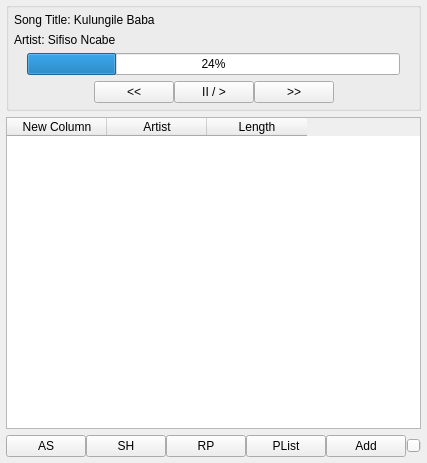
This is app/ui/music_player.ui in regisgambiza/Music_player as Qt 5 draws it before an edit. The edited form follows.
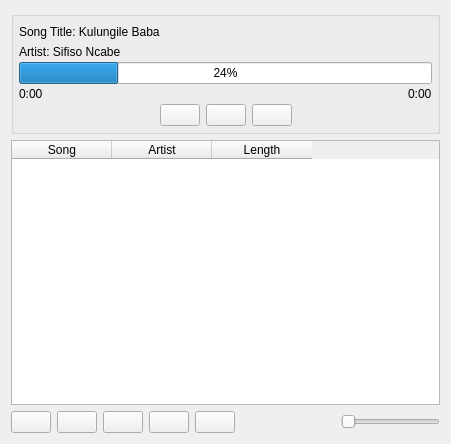
This is the edited form.

What changed in the file:
```diff
--- a/app/ui/music_player.ui
+++ b/app/ui/music_player.ui
@@ -6,26 +6,14 @@
    <rect>
     <x>0</x>
     <y>0</y>
-    <width>424</width>
-    <height>463</height>
+    <width>451</width>
+    <height>444</height>
    </rect>
   </property>
   <property name="windowTitle">
    <string>Form</string>
   </property>
   <layout class="QVBoxLayout" name="verticalLayout_2">
-   <property name="leftMargin">
-    <number>6</number>
-   </property>
-   <property name="topMargin">
-    <number>2</number>
-   </property>
-   <property name="rightMargin">
-    <number>6</number>
-   </property>
-   <property name="bottomMargin">
-    <number>6</number>
-   </property>
    <item>
     <widget class="QGroupBox" name="groupBox">
      <property name="title">
@@ -33,7 +21,7 @@
      </property>
      <layout class="QVBoxLayout" name="verticalLayout">
       <property name="spacing">
-       <number>-1</number>
+       <number>0</number>
       </property>
       <property name="leftMargin">
        <number>5</number>
@@ -48,28 +36,55 @@
        <number>5</number>
       </property>
       <item>
-       <widget class="QLabel" name="label">
-        <property name="text">
-         <string>Song Title: Kulungile Baba</string>
-        </property>
-       </widget>
+       <layout class="QHBoxLayout" name="horizontalLayout_4">
+        <item>
+         <widget class="QLabel" name="label">
+          <property name="text">
+           <string>Song Title: Kulungile Baba</string>
+          </property>
+         </widget>
+        </item>
+        <item>
+         <spacer name="horizontalSpacer_4">
+          <property name="orientation">
+           <enum>Qt::Horizontal</enum>
+          </property>
+          <property name="sizeHint" stdset="0">
+           <size>
+            <width>40</width>
+            <height>20</height>
+           </size>
+          </property>
+         </spacer>
+        </item>
+       </layout>
       </item>
       <item>
-       <widget class="QLabel" name="label_2">
-        <property name="text">
-         <string>Artist: Sifiso Ncabe</string>
-        </property>
-       </widget>
+       <layout class="QHBoxLayout" name="horizontalLayout_5">
+        <item>
+         <widget class="QLabel" name="label_2">
+          <property name="text">
+           <string>Artist: Sifiso Ncabe</string>
+          </property>
+         </widget>
+        </item>
+        <item>
+         <spacer name="horizontalSpacer_5">
+          <property name="orientation">
+           <enum>Qt::Horizontal</enum>
+          </property>
+          <property name="sizeHint" stdset="0">
+           <size>
+            <width>40</width>
+            <height>20</height>
+           </size>
+          </property>
+         </spacer>
+        </item>
+       </layout>
       </item>
       <item>
        <layout class="QHBoxLayout" name="horizontalLayout_3">
-        <item>
-         <widget class="QLabel" name="label_3">
-          <property name="text">
-           <string/>
-          </property>
-         </widget>
-        </item>
         <item>
          <widget class="QProgressBar" name="progressBar">
           <property name="value">
@@ -77,10 +92,34 @@
           </property>
          </widget>
         </item>
+       </layout>
+      </item>
+      <item>
+       <layout class="QHBoxLayout" name="horizontalLayout_6">
+        <item>
+         <widget class="QLabel" name="label_3">
+          <property name="text">
+           <string>0:00</string>
+          </property>
+         </widget>
+        </item>
+        <item>
+         <spacer name="horizontalSpacer_6">
+          <property name="orientation">
+           <enum>Qt::Horizontal</enum>
+          </property>
+          <property name="sizeHint" stdset="0">
+           <size>
+            <width>40</width>
+            <height>20</height>
+           </size>
+          </property>
+         </spacer>
+        </item>
         <item>
          <widget class="QLabel" name="label_4">
           <property name="text">
-           <string/>
+           <string>0:00</string>
           </property>
          </widget>
         </item>
@@ -89,6 +128,18 @@
       <item>
        <layout class="QHBoxLayout" name="horizontalLayout">
         <property name="spacing">
+         <number>6</number>
+        </property>
+        <property name="leftMargin">
+         <number>0</number>
+        </property>
+        <property name="topMargin">
+         <number>0</number>
+        </property>
+        <property name="rightMargin">
+         <number>0</number>
+        </property>
+        <property name="bottomMargin">
          <number>0</number>
         </property>
         <item>
@@ -107,21 +158,21 @@
         <item>
          <widget class="QPushButton" name="pushButton">
           <property name="text">
-           <string>&lt;&lt;</string>
+           <string/>
           </property>
          </widget>
         </item>
         <item>
          <widget class="QPushButton" name="pushButton_2">
           <property name="text">
-           <string>II / &gt;</string>
+           <string/>
           </property>
          </widget>
         </item>
         <item>
          <widget class="QPushButton" name="pushButton_3">
           <property name="text">
-           <string>&gt;&gt;</string>
+           <string/>
           </property>
          </widget>
         </item>
@@ -147,7 +198,7 @@
     <widget class="QTableWidget" name="tableWidget">
      <column>
       <property name="text">
-       <string>New Column</string>
+       <string>Song</string>
       </property>
      </column>
      <column>
@@ -159,46 +210,46 @@
       <property name="text">
        <string>Length</string>
       </property>
+      <property name="textAlignment">
+       <set>AlignCenter</set>
+      </property>
      </column>
     </widget>
    </item>
    <item>
     <layout class="QHBoxLayout" name="horizontalLayout_2">
-     <property name="spacing">
-      <number>0</number>
-     </property>
      <item>
       <widget class="QPushButton" name="pushButton_6">
        <property name="text">
-        <string>AS</string>
+        <string/>
        </property>
       </widget>
      </item>
      <item>
       <widget class="QPushButton" name="pushButton_7">
        <property name="text">
-        <string>SH</string>
+        <string/>
        </property>
       </widget>
      </item>
      <item>
       <widget class="QPushButton" name="pushButton_8">
        <property name="text">
-        <string>RP</string>
+        <string/>
        </property>
       </widget>
      </item>
      <item>
       <widget class="QPushButton" name="pushButton_5">
        <property name="text">
-        <string>PList</string>
+        <string/>
        </property>
       </widget>
      </item>
      <item>
       <widget class="QPushButton" name="pushButton_4">
        <property name="text">
-        <string>Add</string>
+        <string/>
        </property>
       </widget>
      </item>
@@ -209,8 +260,8 @@
        </property>
        <property name="sizeHint" stdset="0">
         <size>
-         <width>40</width>
-         <height>20</height>
+         <width>13</width>
+         <height>14</height>
         </size>
        </property>
       </spacer>
```
